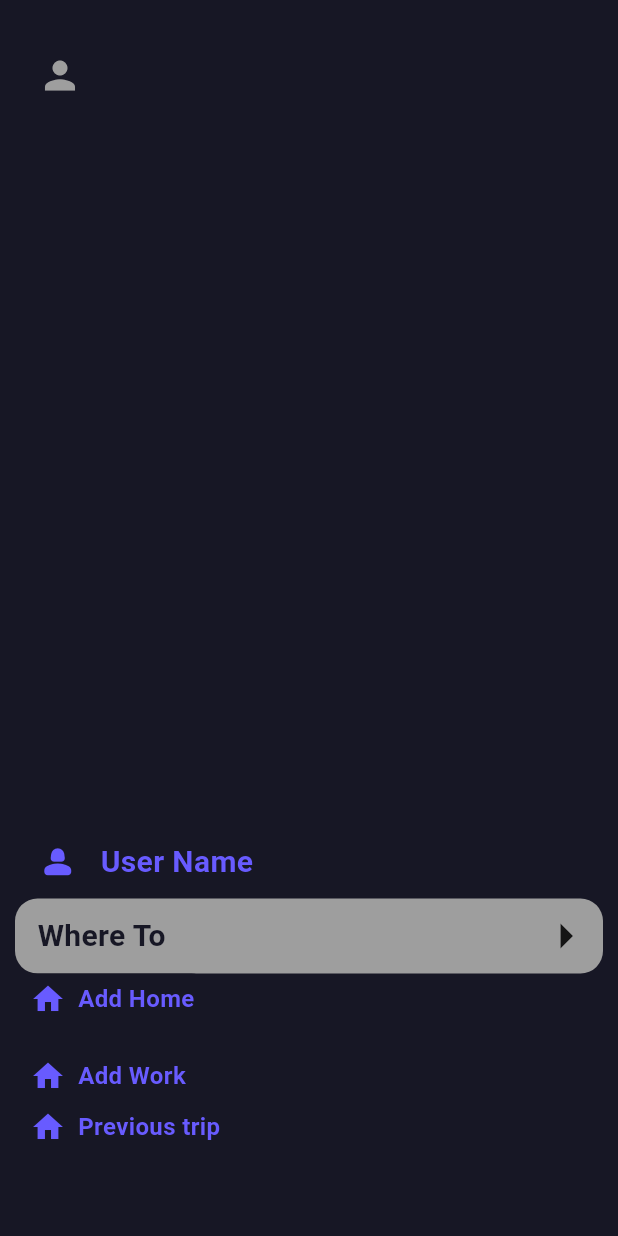
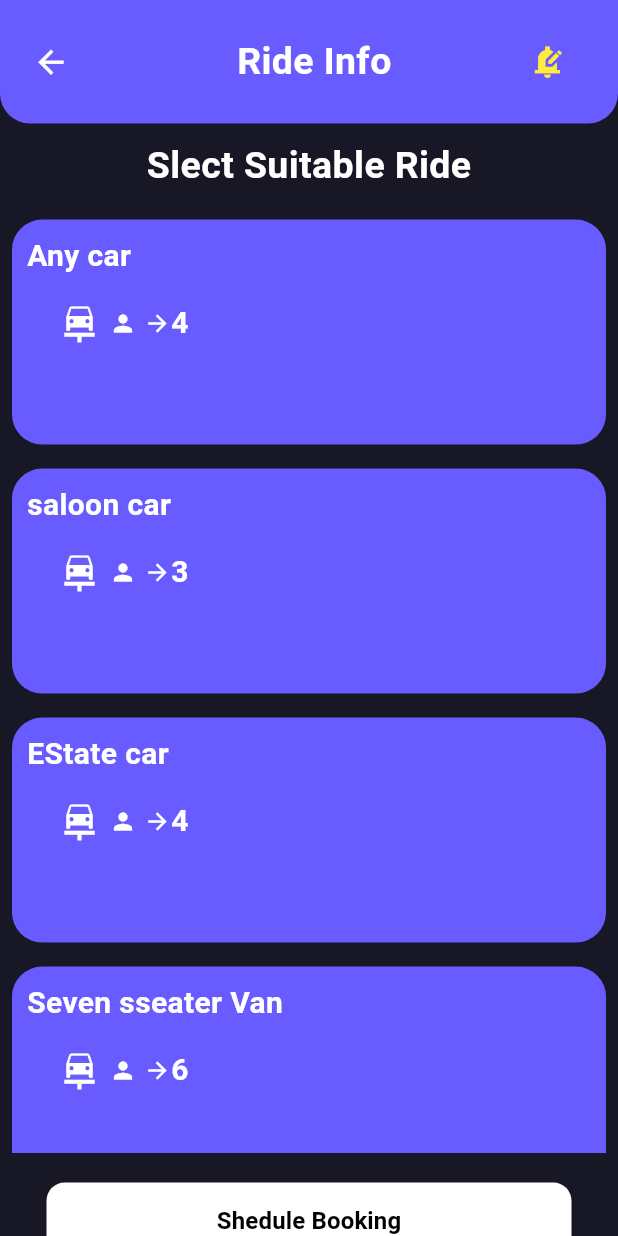
Before and after one commit to mibad2001/Customer-App, a Flutter app: the screen it shows after launch, on a phone screen of 412 x 824 dp. Run offline on Flutter 3.47's test engine with Material 3 defaults, Android fonts, the phone set to English and light mode, and no system bars; our stand-ins replace bot_toast, get, intl_phone_field.

Commit message:
ride screen

```diff
--- /dev/null
+++ b/customer/lib/Controller/Ride/RideController.dart
@@ -0,0 +1,7 @@
+import 'package:get/get.dart';
+import 'package:flutter/material.dart';
+
+class RideController extends GetxController{
+  final List<String> CarName = ["Any car", "saloon car", "EState car","Seven sseater Van"];
+  final List<String> seats = ["4","3","4","6"];
+}
--- a/customer/lib/View/Widgets/all_text.dart
+++ b/customer/lib/View/Widgets/all_text.dart
@@ -43,7 +43,13 @@ class CustomText {
   static const String Pickup =  "Pick Up";
   static const String Delete_address = "Delete Address";
   static const String Delete_home_address_Alert =  "This will  delete your address."
-      ".Do you really want to continue?";
+                                                    ".Do you really want to continue?";
+  static const String Pick_Up_Location = "Select Pick up Location";
+  static const String Pick_Up_Dialog_Text = "You can choose which is your pick up location";
+  static const String Ride_Info =  "Ride Info";
+  static const String Slect_Suitable_Ride =  "Slect Suitable Ride";
+
+
 
 
 
--- a/customer/lib/View/Widgets/color.dart
+++ b/customer/lib/View/Widgets/color.dart
@@ -7,5 +7,6 @@ class CustomColor {
   static const trems = Colors.red;
   static const Text_Color = Colors.white;
   static const Icon_Color = Colors.white;
+  static const dialogBox_Colors = Colors.grey;
 
 }
--- /dev/null
+++ b/customer/lib/View/rides/ride_info_screen.dart
@@ -0,0 +1,140 @@
+
+import 'package:customer/Controller/Ride/RideController.dart';
+import 'package:customer/View/Widgets/all_text.dart';
+import 'package:customer/View/Widgets/color.dart';
+import 'package:flutter/material.dart';
+import 'package:get/get.dart';
+
+import '../Widgets/elevat_button.dart';
+
+class RideInfoScreen extends StatelessWidget {
+   RideInfoScreen({super.key});
+
+   final rideController = Get.put(RideController());
+
+  @override
+  Widget build(BuildContext context) {
+    return SafeArea(
+      child: Scaffold(
+        backgroundColor: CustomColor.background,
+        body: Column(
+          crossAxisAlignment: CrossAxisAlignment.center,
+          children: [
+            Container(
+              height: MediaQuery.of(context).size.height*0.1,
+              padding: EdgeInsets.all(10),
+              decoration: BoxDecoration(
+                color: CustomColor.textColor,
+                borderRadius: BorderRadius.only(bottomLeft: Radius.circular(20),bottomRight: Radius.circular(20))
+              ),
+              child: Row(
+                children: [
+                  IconButton(onPressed: (){
+                    Get.back();
+                  }, icon: Icon(Icons.arrow_back,size: 25,color: CustomColor.Icon_Color,)
+                  ),
+                  SizedBox(width: 100,),
+                  Text(
+                   CustomText.Ride_Info,
+                    style: TextStyle(fontSize: 25,
+                        fontWeight: FontWeight.bold,
+                        color: CustomColor.Text_Color),
+                  ),
+                  SizedBox(width: 80,),
+                  IconButton(onPressed: (){
+                    Get.back();
+                  }, icon: Icon(Icons.edit_notifications_sharp,size: 25,color: Colors.yellow,)
+                  ),
+
+                ],
+              ),
+            ),
+
+            SizedBox(height: 10,),
+            Text(
+              CustomText.Slect_Suitable_Ride,
+              style: TextStyle(fontSize: 25,
+                  fontWeight: FontWeight.bold,
+                  color: CustomColor.Text_Color),
+            ),
+            SizedBox(height: 10,),
+
+            Container(
+              height: 630,
+              child: ListView.builder(
+                  shrinkWrap: true,
+                  //physics: NeverScrollableScrollPhysics(),
+                itemCount:rideController.CarName.length ,
+                itemBuilder:  (context, index){
+                return Container(
+                height: 150,
+                width: 380,
+                decoration: BoxDecoration(
+                  borderRadius: BorderRadius.all(Radius.circular(20)),
+                  color: CustomColor.textColor,
+                ),
+                margin: EdgeInsets.all(8),
+                padding: EdgeInsets.all(10),
+                child:Column(
+                  crossAxisAlignment: CrossAxisAlignment.start,
+                  children: [
+                    Text(
+                      rideController.CarName[index],
+                      style: TextStyle(fontSize: 20,
+                          fontWeight: FontWeight.bold,
+                          color: CustomColor.Text_Color),
+                    ),
+                    SizedBox(height: 15,),
+                    Row(
+                      children: [
+                        SizedBox(width: 20,),
+                        Icon(Icons.car_repair,size: 30,color: CustomColor.Icon_Color,),
+                        SizedBox(width: 5,),
+
+                        Icon(Icons.person,size: 18,color: CustomColor.Icon_Color,),
+                        SizedBox(width: 5,),
+                        Icon(Icons.arrow_forward_outlined,size: 18,color: CustomColor.Icon_Color,),
+                        Text(
+                          rideController.seats[index],
+                          style: TextStyle(fontSize: 20,
+                              fontWeight: FontWeight.bold,
+                              color: CustomColor.Text_Color),
+                        ),
+
+
+                      ],
+                    ),
+
+
+                  ],
+                ),
+              );
+                  }
+              ),
+            ),
+            SizedBox(height: 20,),
+            SizedBox(
+              height: 50,
+              width: 350  ,
+              child: MyElevatedButton(
+                text: 'Shedule Booking',
+                onPressed: () {  },
+                backgroundColor: CustomColor.Icon_Color,
+                textColor: Colors.black,
+                fontSize: 20,
+              ),
+            )
+
+
+
+
+
+
+
+
+          ],
+        ),
+      ),
+    );
+  }
+}
--- a/customer/lib/main.dart
+++ b/customer/lib/main.dart
@@ -12,6 +12,7 @@ import 'package:flutter/material.dart';
 import 'package:get/get_navigation/get_navigation.dart';
 
 import 'View/Deshboard/pickup/pickup.dart';
+import 'View/rides/ride_info_screen.dart';
 import 'View/yourtrip/tripdetail.dart';
 
 void main() {
@@ -26,7 +27,7 @@ class MyApp extends StatelessWidget {
     return GetMaterialApp(
       debugShowCheckedModeBanner: false,
       title: 'Customer App',
-      initialRoute: '/Deshboard',
+      initialRoute: '/RideInfoScreen',
       //transitionDuration: Duration(seconds: ),
       defaultTransition: Transition.leftToRight,
 
@@ -75,6 +76,11 @@ class MyApp extends StatelessWidget {
           page: () => PickupScreen(),
           //binding: PickupScreen(),
         ),
+        GetPage(
+          name: '/RideInfoScreen',
+          page: () => RideInfoScreen(),
+          //binding: RideInfoScreen(),
+        ),
 
       ],
     );
--- a/customer/pubspec.yaml
+++ b/customer/pubspec.yaml
@@ -35,6 +35,7 @@ dependencies:
   # Use with the CupertinoIcons class for iOS style icons.
   cupertino_icons: ^1.0.8
   get: ^4.7.2
+  bot_toast: ^4.1.3
   intl_phone_field: ^3.2.0
   http: ^1.5.0
   flutter_map: ^8.2.1
```
Also changed, not shown: customer/lib/View/Home/homedriver.dart (+94 -2 lines), customer/pubspec.lock.
